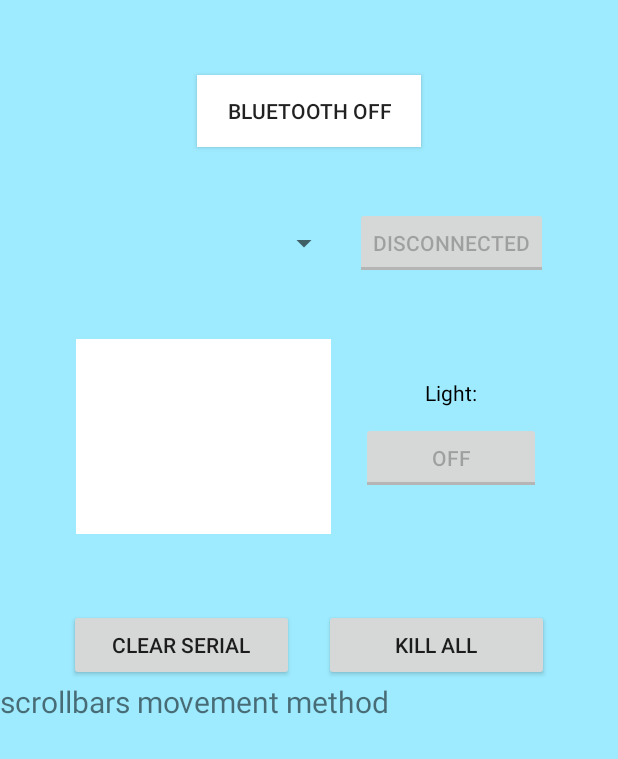
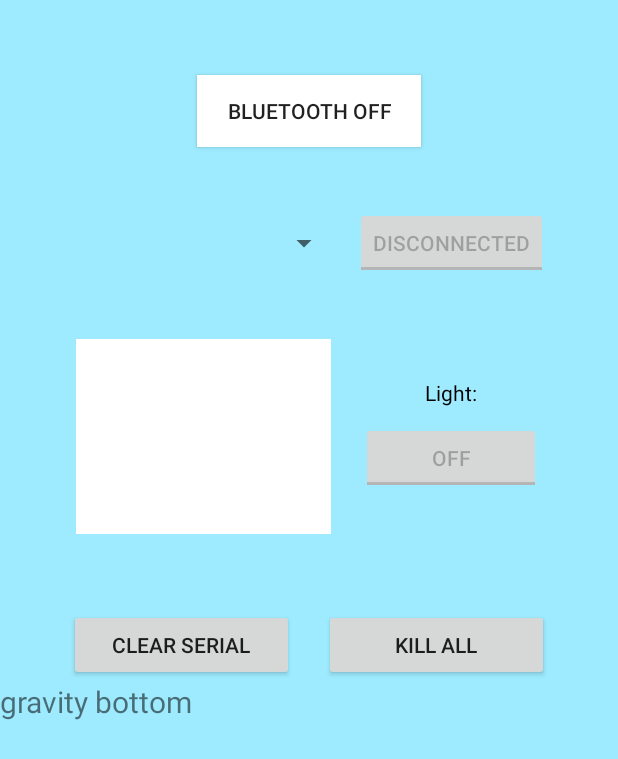
Before and after one commit to dianz17/AmbientalBluethooth, an Android app: the screen it shows after launch (MainActivity), on a phone screen of 412 x 824 dp. Shown: the top 759 px of the screen. Run offline under Robolectric (Android 15) with nearby library versions, the phone set to English and light mode, and no system bars.

Commit message:
intento con gravity bottom

```diff
--- a/app/src/main/res/layout/activity_main.xml
+++ b/app/src/main/res/layout/activity_main.xml
@@ -72,7 +72,8 @@
             android:layout_marginRight="20dp"
             android:background="#FFFFFF"
             android:inputType="textMultiLine"
-            android:textAlignment="center"
+            android:gravity="bottom"
+
             android:textColor="#000000"
             android:scrollbars="vertical"
             android:textSize="14sp" />
@@ -126,7 +127,7 @@
         android:id="@+id/textView2"
         android:layout_width="match_parent"
         android:layout_height="wrap_content"
-        android:text="scrollbars movement method"
+        android:text="gravity bottom"
         android:textSize="20sp" />
 
 </LinearLayout>
```
